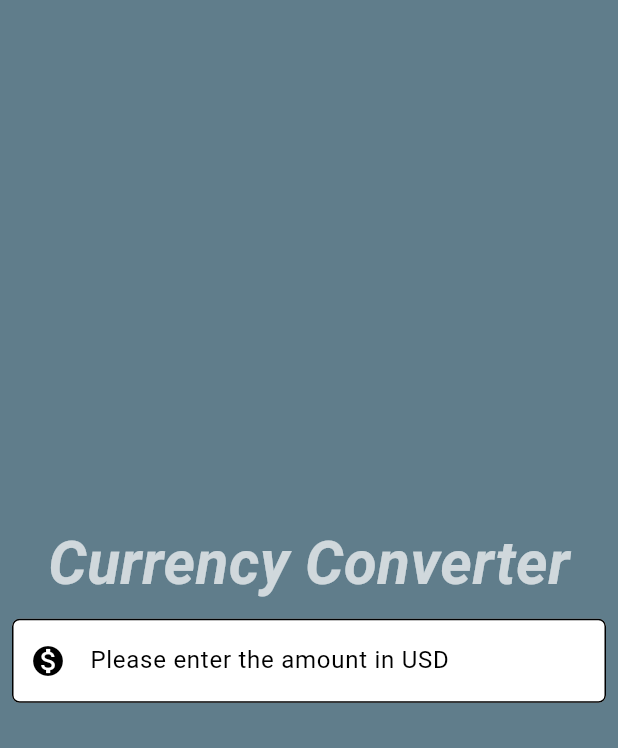
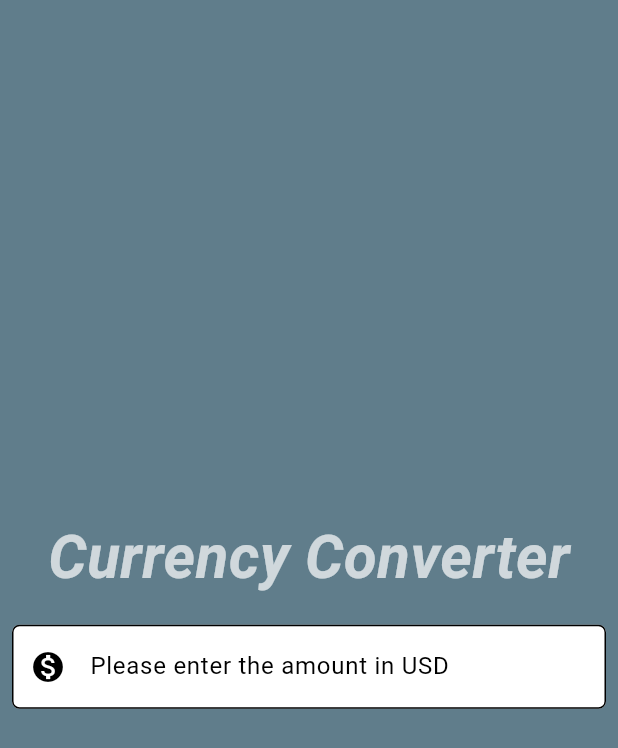
Before and after one commit to Ayushhhshh/currency_converter, a Flutter app: the screen it shows after launch, on a phone screen of 412 x 824 dp. Shown: the top 748 px of the screen. Run offline on Flutter 3.47's test engine with Material 3 defaults, Android fonts, the phone set to English and light mode, and no system bars.

```diff
--- a/analysis_options.yaml
+++ b/analysis_options.yaml
@@ -21,7 +21,7 @@ linter:
   # `// ignore_for_file: name_of_lint` syntax on the line or in the file
   # producing the lint.
   rules:
-    # avoid_print: false  # Uncomment to disable the `avoid_print` rule
+    avoid_print: false  # Uncomment to disable the `avoid_print` rule
     # prefer_single_quotes: true  # Uncomment to enable the `prefer_single_quotes` rule
 
 # Additional information about this file can be found at
--- a/lib/currency_material_app.dart
+++ b/lib/currency_material_app.dart
@@ -15,6 +15,7 @@ class CurrencyMaterialPage extends StatelessWidget{
                 Text("Currency Converter",style: TextStyle(fontSize: 40,fontWeight: FontWeight.bold,fontStyle: FontStyle.italic,color: Colors.white70
                 )
                 ),
+                SizedBox(height: 8),
                 Padding(
                   padding: EdgeInsets.all(8.0),
                   child: TextField( style : TextStyle(color: Colors.black),
@@ -28,11 +29,9 @@ class CurrencyMaterialPage extends StatelessWidget{
                   enabledBorder: OutlineInputBorder(borderRadius: BorderRadius.all(Radius.circular(5))),
                   ),
                   keyboardType: TextInputType.numberWithOptions(decimal: true),
-
-                  cursorColor: Colors.red,
+                  cursorColor: Colors.black,
                   ),
-                ),
-                ],
+                )],
             ),
           ),
         );
```
